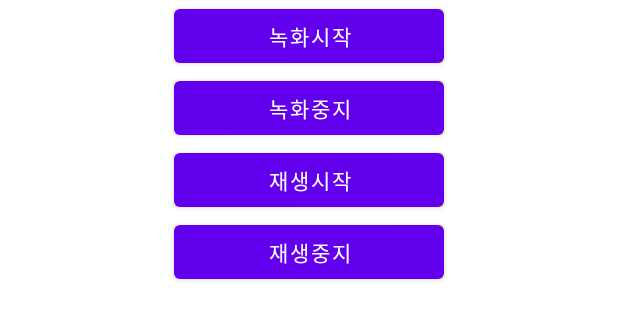
After one commit to woo095/my_personal_project, an Android app: the layout activity_video_record.xml on its own in the app's theme, with its tools: preview values and no code run, on a phone screen of 412 x 824 dp. The commit adds this screen. Shown: the top 320 px of the screen. Run offline under Robolectric (Android 15) with nearby library versions, the phone set to English and light mode, and no system bars.

Commit message:
my progress - Video Recording and showing

```diff
--- a/multimedia/build.gradle
+++ b/multimedia/build.gradle
@@ -30,6 +30,7 @@ android {
 
 dependencies {
 
+    implementation 'com.github.pedroSG94:AutoPermissions:1.0.3'
     implementation 'androidx.appcompat:appcompat:1.2.0'
     implementation 'com.google.android.material:material:1.3.0'
     implementation 'androidx.constraintlayout:constraintlayout:2.0.4'
--- /dev/null
+++ b/multimedia/src/main/res/layout/activity_video_record.xml
@@ -0,0 +1,42 @@
+<LinearLayout xmlns:android="http://schemas.android.com/apk/res/android"
+    android:layout_width="match_parent"
+    android:layout_height="match_parent"
+    android:orientation="vertical" >
+    <Button
+        android:id="@+id/button"
+        android:layout_width="wrap_content"
+        android:layout_height="wrap_content"
+        android:width="180dp"
+        android:layout_gravity="center"
+        android:text="녹화시작"
+        />
+    <Button
+        android:id="@+id/button2"
+        android:layout_width="wrap_content"
+        android:layout_height="wrap_content"
+        android:width="180dp"
+        android:layout_gravity="center"
+        android:text="녹화중지"
+        />
+    <Button
+        android:id="@+id/button3"
+        android:layout_width="wrap_content"
+        android:layout_height="wrap_content"
+        android:width="180dp"
+        android:layout_gravity="center"
+        android:text="재생시작"
+        />
+    <Button
+        android:id="@+id/button4"
+        android:layout_width="wrap_content"
+        android:layout_height="wrap_content"
+        android:width="180dp"
+        android:layout_gravity="center"
+        android:text="재생중지"
+        />
+    <FrameLayout
+        android:layout_width="match_parent"
+        android:layout_height="match_parent"
+        android:id="@+id/container"
+        />
+</LinearLayout>
```
Also changed, not shown: multimedia/src/main/AndroidManifest.xml (+12 -0 lines), multimedia/src/main/java/kakao/woo95/multimedia/VideoPlayActivity.java (+10 -0 lines), multimedia/src/main/java/kakao/woo95/multimedia/VideoRecordActivity.java (added, +204 -0 lines).
